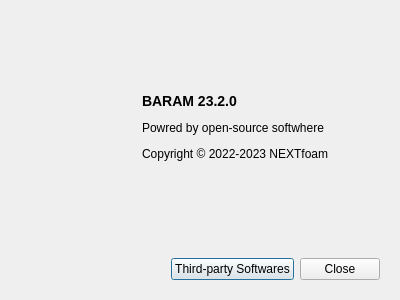
First picture: the form in baram/view/main_window/menu/help/about_dialog.ui, repository nextfoam/baram, before the edit.
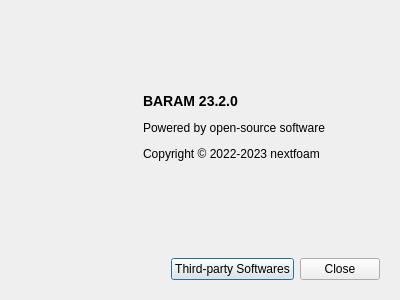
Second picture: the form after the edit.

What changed in the file:
```diff
--- a/baram/view/main_window/menu/help/about_dialog.ui
+++ b/baram/view/main_window/menu/help/about_dialog.ui
@@ -92,9 +92,9 @@
         <property name="text">
          <string>&lt;p&gt;&lt;b&gt;&lt;font size=&quot;4&quot;&gt;BARAM 23.2.0&lt;/font&gt;&lt;/b&gt;&lt;/p&gt;
 
-&lt;p&gt;Powred by open-source softwhere&lt;/p&gt;
+&lt;p&gt;Powered by open-source software&lt;/p&gt;
 
-&lt;p&gt;Copyright &amp;#169; 2022-2023 NEXTfoam&lt;/p&gt;</string>
+&lt;p&gt;Copyright &amp;#169; 2022-2023 nextfoam&lt;/p&gt;</string>
         </property>
        </widget>
       </item>
```
